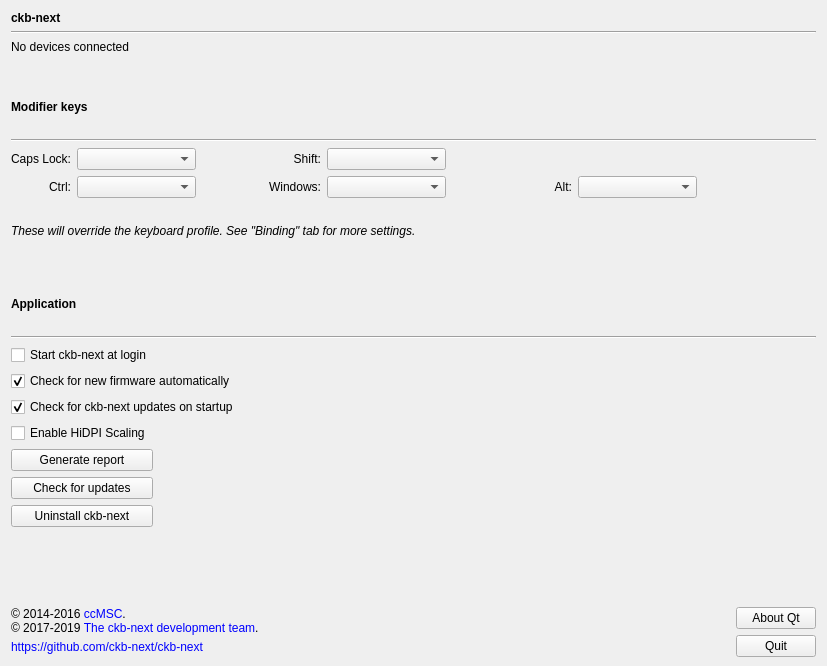
Above: src/gui/settingswidget.ui from ckb-next/ckb-next before the change. Below: the same form after it.
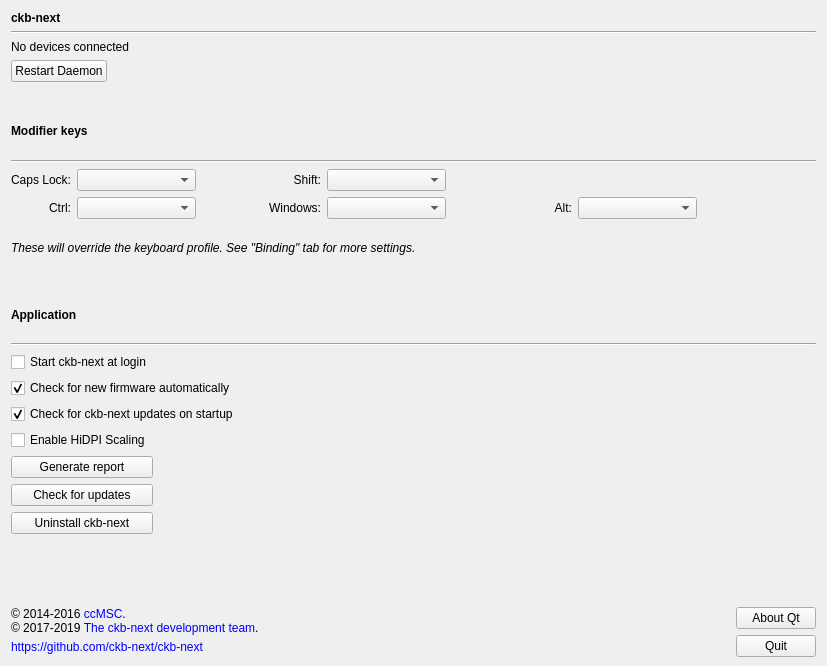
That is the form after the change. Custom widgets are drawn as their Qt base class.

Diff of the .ui file:
```diff
--- a/src/gui/settingswidget.ui
+++ b/src/gui/settingswidget.ui
@@ -56,6 +56,30 @@
      </property>
     </widget>
    </item>
+   <item>
+    <layout class="QHBoxLayout" name="horizontalLayout_3">
+     <item>
+      <widget class="QPushButton" name="restartDaemonButton">
+       <property name="text">
+        <string>Restart Daemon</string>
+       </property>
+      </widget>
+     </item>
+     <item>
+      <spacer name="horizontalSpacer_3">
+       <property name="orientation">
+        <enum>Qt::Horizontal</enum>
+       </property>
+       <property name="sizeHint" stdset="0">
+        <size>
+         <width>40</width>
+         <height>20</height>
+        </size>
+       </property>
+      </spacer>
+     </item>
+    </layout>
+   </item>
    <item>
     <widget class="QScrollArea" name="scrollArea">
      <property name="frameShape">
```
